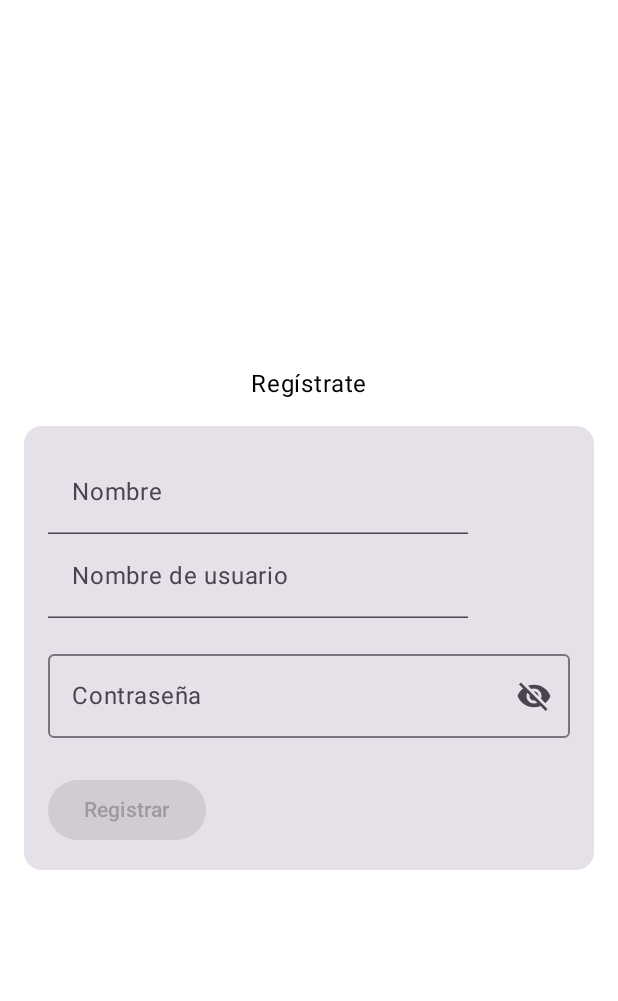
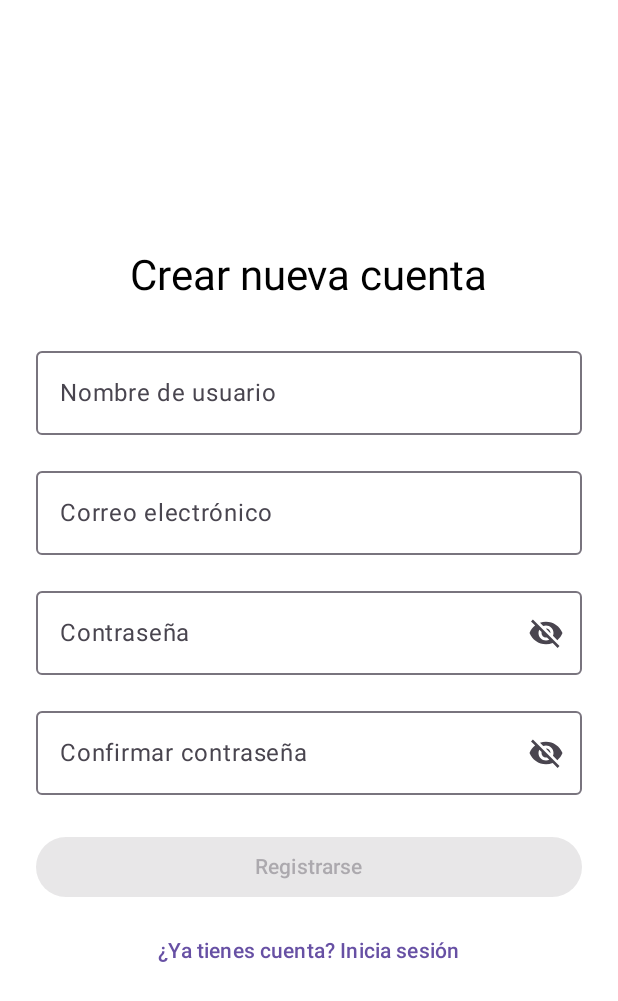
Before and after one commit to vetocanti/ExampleApp, an Android app built with Jetpack Compose: the screen it shows after launch (MainActivity), after a tap on "¿No tienes cuenta? Regístrate", on a phone screen of 412 x 824 dp. Shown: the top 1001 px of the screen. Run offline under Robolectric (Android 15) with nearby library versions, the phone set to English and light mode, and no system bars; our stand-ins replace Firebase (no records; nobody signed in at launch, a user with empty details on screens opened directly).

Commit message:
feat: register

```diff
--- a/app/build.gradle.kts
+++ b/app/build.gradle.kts
@@ -2,6 +2,7 @@ plugins {
     alias(libs.plugins.android.application)
     id("org.jetbrains.kotlin.android")
     id("org.jetbrains.kotlin.plugin.compose")
+    id("com.google.gms.google-services")
 }
 
 android {
@@ -65,5 +66,10 @@ dependencies {
     implementation(libs.kotlinx.coroutines.android)
     implementation(libs.coil.compose)
     implementation(libs.androidx.compose.material.icons.extended)
+    implementation(platform(libs.firebase.bom))
+    implementation(libs.firebase.auth)
+    implementation(libs.firebase.firestore)
+    implementation(libs.androidx.lifecycle.viewmodel.compose)
+
 
 }
--- a/app/src/main/java/com/example/exampleapp/navigation/AppNav.kt
+++ b/app/src/main/java/com/example/exampleapp/navigation/AppNav.kt
@@ -18,14 +18,17 @@ fun AppNav() {
         // --- Definición de la ruta "login" ---
         // Aquí es donde el usuario comienza.
         composable(route = "login") {
-            // 2. LLAMAR a LoginScreen, no a HomeScreen.
-            //    La lambda `onGo` se activa cuando el botón es presionado.
+            // La llamada ya está correcta, con los dos callbacks de navegación
             LoginScreen(
-                onGo = { username -> // El 'username' viene desde LoginScreen
-                    // 3. Al hacer clic, navega a "home".
-                    nav.navigate("home")
+                onLoginSuccess = { // Se ejecuta cuando el login es exitoso
+                    // Navega a home y limpia el historial de navegación para que el usuario no pueda "volver atrás" al login
+                    nav.navigate("home") {
+                        popUpTo(nav.graph.startDestinationId) { inclusive = true }
+                    }
                 },
-                onGoToRegister = { nav.navigate("register") }
+                onGoToRegister = { // Se ejecuta al pulsar "Regístrate"
+                    nav.navigate("register")
+                }
             )
         }
 
@@ -51,7 +54,10 @@ fun AppNav() {
         }
 
         composable(route = "register") {
-            RegisterScreen(onGo= { nav.navigate("login") {
+            RegisterScreen(onGo= {
+
+                nav.navigate("login") {
+
                 popUpTo("login") { inclusive = true}
             } })
         }
--- a/app/src/main/java/com/example/exampleapp/ui/screens/login/LoginScreen.kt
+++ b/app/src/main/java/com/example/exampleapp/ui/screens/login/LoginScreen.kt
@@ -1,89 +1,110 @@
-package com.example.exampleapp.ui.screens.login // Asegúrate de que el paquete sea el correcto
+// En ui/screens/login/LoginScreen.kt
+package com.example.exampleapp.ui.screens.login
 
-import androidx.compose.foundation.layout.Arrangement
-import androidx.compose.foundation.layout.Column
-import androidx.compose.foundation.layout.Spacer
-import androidx.compose.foundation.layout.fillMaxSize
-import androidx.compose.foundation.layout.height
-import androidx.compose.foundation.layout.padding
-import androidx.compose.material3.Button // <-- 1. Importa el componente Button
-import androidx.compose.material3.Card
-import androidx.compose.material3.Text
-import androidx.compose.material3.TextButton
-import androidx.compose.material3.TextField
-import androidx.compose.runtime.Composable
+import androidx.compose.foundation.layout.*
+import androidx.compose.material3.*
+import androidx.compose.runtime.*
 import androidx.compose.runtime.getValue
-import androidx.compose.runtime.mutableStateOf
-import androidx.compose.runtime.remember
 import androidx.compose.runtime.setValue
 import androidx.compose.ui.Alignment
 import androidx.compose.ui.Modifier
-import androidx.compose.ui.text.input.TextFieldValue
 import androidx.compose.ui.unit.dp
+import androidx.lifecycle.viewmodel.compose.viewModel // No olvides importar
 import com.example.exampleapp.ui.components.PasswordTextField
 
 @Composable
-fun LoginScreen(onGo: (String) -> Unit, onGoToRegister: () -> Unit) {
-    // El estado para el campo de usuario (ya lo tenías)
-    var textState by remember { mutableStateOf(TextFieldValue("")) }
-    // El estado para la contraseña (ya lo tenías)
+fun LoginScreen(
+    onLoginSuccess: () -> Unit, // Callback para navegar a Home
+    onGoToRegister: () -> Unit,  // Callback para navegar a Registro
+    loginViewModel: LoginViewModel = viewModel() // 1. Inyectar el LoginViewModel
+) {
+    // Estados para los campos de texto
+    var email by remember { mutableStateOf("") }
     var password by remember { mutableStateOf("") }
+
+    // 2. Observar el estado de inicio de sesión desde el ViewModel
+    val loginState by loginViewModel.loginState.collectAsState()
+
+    // 3. Efecto para navegar cuando el inicio de sesión sea exitoso
+    LaunchedEffect(loginState) {
+        if (loginState is LoginState.Success) {
+            onLoginSuccess()
+        }
+    }
 
     Column(
         modifier = Modifier.fillMaxSize(),
         verticalArrangement = Arrangement.Center,
         horizontalAlignment = Alignment.CenterHorizontally
     ) {
-        Text("Iniciar sesión")
+        Text("Iniciar Sesión", style = MaterialTheme.typography.headlineMedium)
+        Spacer(Modifier.height(24.dp))
 
-        Spacer(Modifier.height(16.dp))
+        Column(
+            modifier = Modifier
+                .fillMaxWidth()
+                .padding(horizontal = 24.dp)
+        ) {
+            OutlinedTextField(
+                value = email,
+                onValueChange = { email = it },
+                label = { Text("Correo electrónico") },
+                modifier = Modifier.fillMaxWidth(),
+                singleLine = true
+            )
+            Spacer(Modifier.height(16.dp))
+            PasswordTextField(
+                value = password,
+                onValueChange = { password = it },
+                label = "Contraseña"
+            )
+        }
 
-        // Tarjeta para agrupar los campos de texto
-        Card(
-            // Añadimos un poco de padding dentro de la tarjeta para que no esté tan pegado
-            modifier = Modifier.padding(horizontal = 16.dp)
-        ) {
-            Column(
-                // Un Column dentro de la Card para organizar los elementos verticalmente
-                // con un padding interno
-                modifier = Modifier.padding(16.dp)
-            ) {
-                TextField(
-                    value = textState,
-                    onValueChange = { newTextFieldValue ->
-                        textState = newTextFieldValue
-                    },
-                    label = { Text("Usuario") } // Cambié "Label" por "Usuario"
+        Spacer(Modifier.height(24.dp))
+
+        // 4. La UI reacciona al estado del ViewModel
+        when (val state = loginState) {
+            is LoginState.Loading -> {
+                CircularProgressIndicator()
+            }
+            is LoginState.Error -> {
+                Text(
+                    text = state.message,
+                    color = MaterialTheme.colorScheme.error,
+                    modifier = Modifier.padding(horizontal = 16.dp)
                 )
-
-                Spacer(Modifier.height(16.dp))
-
-                PasswordTextField(
-                    value = password,
-                    onValueChange = { password = it }
+                Spacer(Modifier.height(8.dp))
+                LoginButton(
+                    enabled = email.isNotEmpty() && password.isNotEmpty(),
+                    onClick = { loginViewModel.loginUser(email, password) }
+                )
+            }
+            else -> { // Idle o Success
+                LoginButton(
+                    enabled = email.isNotEmpty() && password.isNotEmpty(),
+                    onClick = { loginViewModel.loginUser(email, password) }
                 )
             }
         }
 
-        Spacer(Modifier.height(24.dp)) // Un espacio mayor antes del botón
+        Spacer(Modifier.height(8.dp))
 
-        // --- 2. AQUÍ AÑADIMOS EL BOTÓN ---
-        Button(
-            onClick = {
-                // Cuando se hace clic, llamamos a la función `onGo` que recibimos como parámetro.
-                // Le pasamos el nombre de usuario como ejemplo.
-                onGo(textState.text)
-            },
-            // Opcional: El botón solo se activa si ambos campos tienen texto.
-            enabled = textState.text.isNotEmpty() && password.isNotEmpty()
-        ) {
-            Text("Ir a Home")
-        }
-        TextButton(onClick = {
-            onGoToRegister()
-        /* Aquí necesitamos un callback para ir a registro */ }) {
-
+        TextButton(onClick = onGoToRegister) {
             Text("¿No tienes cuenta? Regístrate")
         }
     }
 }
+
+// Botón extraído para evitar repetición
+@Composable
+private fun LoginButton(enabled: Boolean, onClick: () -> Unit) {
+    Button(
+        onClick = onClick,
+        enabled = enabled,
+        modifier = Modifier
+            .fillMaxWidth()
+            .padding(horizontal = 24.dp)
+    ) {
+        Text("Iniciar Sesión")
+    }
+}
--- /dev/null
+++ b/app/src/main/java/com/example/exampleapp/ui/screens/login/LoginViewModel.kt
@@ -0,0 +1,45 @@
+package com.example.exampleapp.ui.screens.login
+
+import androidx.lifecycle.ViewModel
+import androidx.lifecycle.viewModelScope
+import com.google.firebase.auth.FirebaseAuth
+import com.google.firebase.auth.ktx.auth
+import com.google.firebase.ktx.Firebase
+import kotlinx.coroutines.flow.MutableStateFlow
+import kotlinx.coroutines.flow.asStateFlow
+import kotlinx.coroutines.launch
+import kotlinx.coroutines.tasks.await
+
+// Estado para el proceso de inicio de sesión (muy similar al de registro)
+sealed class LoginState {
+    object Idle : LoginState()
+    object Loading : LoginState()
+    object Success : LoginState()
+    data class Error(val message: String) : LoginState()
+}
+
+class LoginViewModel : ViewModel() {
+
+    private val auth: FirebaseAuth = Firebase.auth
+
+    private val _loginState = MutableStateFlow<LoginState>(LoginState.Idle)
+    val loginState = _loginState.asStateFlow()
+
+    fun loginUser(email: String, password: String) {
+        viewModelScope.launch {
+            _loginState.value = LoginState.Loading
+            try {
+                // 1. Llamar a la función de Firebase para iniciar sesión
+                auth.signInWithEmailAndPassword(email, password).await()
+
+                // 2. Si la llamada es exitosa (no lanza excepción), el inicio de sesión fue correcto
+                _loginState.value = LoginState.Success
+
+            } catch (e: Exception) {
+                // 3. Si algo falla, capturamos la excepción y emitimos un estado de error
+                val errorMessage = e.message ?: "Ocurrió un error desconocido."
+                _loginState.value = LoginState.Error(errorMessage)
+            }
+        }
+    }
+}
--- a/app/src/main/java/com/example/exampleapp/ui/screens/register/Register.kt
+++ b/app/src/main/java/com/example/exampleapp/ui/screens/register/Register.kt
@@ -1,59 +1,70 @@
 package com.example.exampleapp.ui.screens.register
 
-import androidx.compose.foundation.layout.Arrangement
-import androidx.compose.foundation.layout.Column
-import androidx.compose.foundation.layout.Spacer
-import androidx.compose.foundation.layout.fillMaxSize
-import androidx.compose.foundation.layout.height
-import androidx.compose.foundation.layout.padding
-import androidx.compose.material3.Button
-import androidx.compose.material3.Card
-import androidx.compose.material3.Text
-import androidx.compose.material3.TextField
-import androidx.compose.runtime.Composable
+import androidx.compose.foundation.layout.*
+import androidx.compose.material3.*
+import androidx.compose.runtime.*
 import androidx.compose.runtime.getValue
-import androidx.compose.runtime.mutableStateOf
-import androidx.compose.runtime.remember
 import androidx.compose.runtime.setValue
 import androidx.compose.ui.Alignment
 import androidx.compose.ui.Modifier
-import androidx.compose.ui.text.input.TextFieldValue
+import androidx.compose.ui.graphics.Color
 import androidx.compose.ui.unit.dp
+import androidx.lifecycle.viewmodel.compose.viewModel
 import com.example.exampleapp.ui.components.PasswordTextField
 
 @Composable
-fun RegisterScreen(onGo: () -> Unit ) {
-    var name by remember { mutableStateOf(TextFieldValue("")) }
-    // El estado para la contraseña (ya lo tenías)
+fun RegisterScreen(
+    // 1. Renombrado para mayor claridad: esta acción se ejecuta cuando hay que ir a Login.
+    onGo: () -> Unit,
+    registerViewModel: RegisterViewModel = viewModel()
+) {
+    // 2. Simplificamos el estado de los campos a String. Es más directo.
+    var username by remember { mutableStateOf("") }
+    var email by remember { mutableStateOf("") }
     var password by remember { mutableStateOf("") }
-    var username by remember { mutableStateOf(TextFieldValue("")) }
+    var confirmPassword by remember { mutableStateOf("") } // Es crucial para un buen registro.
+
+    // 3. Observamos el estado del proceso de registro desde el ViewModel.
+    //    `collectAsState` hace que la UI se recomponga automáticamente cuando este estado cambia.
+    val registrationState by registerViewModel.registrationState.collectAsState()
+
+    // 4. Usamos LaunchedEffect para manejar la navegación como un "efecto secundario".
+    //    Esto se ejecuta solo cuando `registrationState` cambia a `Success`.
+    //    Evita la navegación en cada recomposición.
+    LaunchedEffect(registrationState) {
+        if (registrationState is RegistrationState.Success) {
+            onGo()
+        }
+    }
 
     Column(
         modifier = Modifier.fillMaxSize(),
         verticalArrangement = Arrangement.Center,
-        horizontalAlignment = Alignment.CenterHorizontally)
-    {
-        Text("Regístrate")
-        Spacer(modifier = Modifier.height(16.dp))
+        horizontalAlignment = Alignment.CenterHorizontally
+    ) {
+        Text("Crear nueva cuenta", style = MaterialTheme.typography.headlineMedium)
+        Spacer(modifier = Modifier.height(24.dp))
 
-        Card(modifier = Modifier.padding(horizontal = 16.dp))
-        {
+        // No es necesaria la Card exterior, podemos aplicar padding directamente.
         Column(
-                modifier = Modifier.padding(16.dp))
-            {
-                TextField(
-                    value = name,
-                    onValueChange = { newTextFieldValue ->
-                        name = newTextFieldValue
-                    },
-                    label = { Text("Nombre") } // Cambié "Label" por "Usuario"
+            modifier = Modifier
+                .fillMaxWidth()
+                .padding(horizontal = 24.dp)
+        ) {
+            OutlinedTextField(
+                value = username,
+                onValueChange = { username = it },
+                label = { Text("Nombre de usuario") },
+                modifier = Modifier.fillMaxWidth()
             )
-                TextField(
-                    value = username,
-                    onValueChange = {
-                        newTextFieldValue -> username = newTextFieldValue
-                    },
-                    label = {Text("Nombre de usuario")}
+
+            Spacer(Modifier.height(16.dp))
+
+            OutlinedTextField(
+                value = email,
+                onValueChange = { email = it },
+                label = { Text("Correo electrónico") },
+                modifier = Modifier.fillMaxWidth()
             )
 
             Spacer(Modifier.height(16.dp))
@@ -61,25 +72,67 @@ fun RegisterScreen(onGo: () -> Unit ) {
             PasswordTextField(
                 value = password,
                 onValueChange = { password = it },
+                label = "Contraseña"
             )
 
-                Spacer(Modifier.height(24.dp)) // Un espacio mayor antes del botón
+            Spacer(Modifier.height(16.dp))
 
-                // --- 2. AQUÍ AÑADIMOS EL BOTÓN ---
-                Button(
-                    onClick = {
-                        // Cuando se hace clic, llamamos a la función `onGo` que recibimos como parámetro.
-                        // Le pasamos el nombre de usuario como ejemplo.
-                        onGo()
-                    },
-                    // Opcional: El botón solo se activa si ambos campos tienen texto.
-                    enabled = name.text.isNotEmpty() && password.isNotEmpty() && username.text.isNotEmpty()
-                ) {
-                    Text("Registrar")
+            PasswordTextField(
+                value = confirmPassword,
+                onValueChange = { confirmPassword = it },
+                label = "Confirmar contraseña"
+            )
+        }
+
+        Spacer(Modifier.height(24.dp))
+
+        // 5. La UI reacciona al estado del ViewModel.
+        when (val state = registrationState) {
+            is RegistrationState.Loading -> {
+                // Muestra un indicador de carga mientras se procesa el registro.
+                CircularProgressIndicator()
+            }
+            is RegistrationState.Error -> {
+                // Muestra el mensaje de error si algo falla.
+                Text(
+                    text = state.message,
+                    color = MaterialTheme.colorScheme.error,
+                    modifier = Modifier.padding(horizontal = 16.dp)
+                )
+                Spacer(Modifier.height(8.dp))
+                // Volvemos a mostrar el botón para que el usuario pueda intentarlo de nuevo.
+                RegisterButton(
+                    enabled = username.isNotEmpty() && email.isNotEmpty() && password.isNotEmpty() && password == confirmPassword,
+                    onClick = { registerViewModel.registerUser(email, password, username) }
+                )
+            }
+            else -> {
+                // Por defecto (estado Idle o Success), muestra el botón.
+                RegisterButton(
+                    enabled = username.isNotEmpty() && email.isNotEmpty() && password.isNotEmpty() && password == confirmPassword,
+                    onClick = { registerViewModel.registerUser(email, password, username) }
+                )
+            }
+        }
+
+        Spacer(modifier = Modifier.height(8.dp))
+
+        TextButton(onClick = onGo) {
+            Text("¿Ya tienes cuenta? Inicia sesión")
         }
     }
 }
 
+// 6. (Opcional pero recomendado) Extraer el botón a su propio Composable para no repetir código.
+@Composable
+private fun RegisterButton(enabled: Boolean, onClick: () -> Unit) {
+    Button(
+        onClick = onClick,
+        enabled = enabled,
+        modifier = Modifier
+            .fillMaxWidth()
+            .padding(horizontal = 24.dp)
+    ) {
+        Text("Registrarse")
     }
-
 }
--- /dev/null
+++ b/app/src/main/java/com/example/exampleapp/ui/screens/register/RegisterViewModel.kt
@@ -0,0 +1,58 @@
+package com.example.exampleapp.ui.screens.register
+
+
+import androidx.lifecycle.ViewModel
+import androidx.lifecycle.viewModelScope
+import com.google.firebase.auth.FirebaseAuth
+import com.google.firebase.auth.ktx.auth
+import com.google.firebase.firestore.ktx.firestore
+import com.google.firebase.ktx.Firebase
+import kotlinx.coroutines.flow.MutableStateFlow
+import kotlinx.coroutines.flow.asStateFlow
+import kotlinx.coroutines.launch
+import kotlinx.coroutines.tasks.await
+
+// Representa el estado del proceso de registro
+sealed class RegistrationState {
+    object Idle : RegistrationState()
+    object Loading : RegistrationState()
+    object Success : RegistrationState()
+    data class Error(val message: String) : RegistrationState()
+}
+
+class RegisterViewModel : ViewModel() {
+
+    private val auth: FirebaseAuth = Firebase.auth
+    private val firestore = Firebase.firestore
+
+    private val _registrationState = MutableStateFlow<RegistrationState>(RegistrationState.Idle)
+    val registrationState = _registrationState.asStateFlow()
+
+    fun registerUser(email: String, password: String, username: String) {
+        viewModelScope.launch {
+            _registrationState.value = RegistrationState.Loading
+            try {
+                // 1. Autenticar y crear el usuario en Firebase Authentication
+                val authResult = auth.createUserWithEmailAndPassword(email, password).await()
+                val firebaseUser = authResult.user
+
+                if (firebaseUser != null) {
+                    // 2. Crear el documento del usuario en Firestore
+                    val userMap = hashMapOf(
+                        "username" to username,
+                        "email" to email
+                    )
+                    firestore.collection("users").document(firebaseUser.uid).set(userMap).await()
+
+                    _registrationState.value = RegistrationState.Success
+                } else {
+                    _registrationState.value = RegistrationState.Error("No se pudo crear el usuario.")
+                }
+            } catch (e: Exception) {
+                // Manejar errores comunes
+                val errorMessage = e.message ?: "Ocurrió un error desconocido."
+                _registrationState.value = RegistrationState.Error(errorMessage)
+            }
+        }
+    }
+}
--- a/build.gradle.kts
+++ b/build.gradle.kts
@@ -5,4 +5,5 @@ plugins {
     alias(libs.plugins.android.application) apply false
     id("org.jetbrains.kotlin.android") version "2.2.20" apply false
     alias(libs.plugins.kotlin.compose.compiler) apply false
+    id("com.google.gms.google-services") version "4.4.4" apply false
 }
--- a/gradle/libs.versions.toml
+++ b/gradle/libs.versions.toml
@@ -17,6 +17,7 @@ lifecycleViewmodelCompose = "2.8.4"
 # Extra libs
 coilCompose = "2.7.0"
 kotlinxCoroutinesAndroid = "1.9.0"
+firebaseBom = "33.1.0"
 
 [libraries]
 # AndroidX Core
@@ -24,6 +25,10 @@ androidx-compose-material-icons-extended = { module = "androidx.compose.material
 androidx-core-ktx = { group = "androidx.core", name = "core-ktx", version.ref = "coreKtx" }
 androidx-appcompat = { group = "androidx.appcompat", name = "appcompat", version.ref = "appcompat" }
 material = { group = "com.google.android.material", name = "material", version.ref = "material" }
+# ... otras librerías
+firebase-bom = { group = "com.google.firebase", name = "firebase-bom", version.ref = "firebaseBom" }
+firebase-auth = { group = "com.google.firebase", name = "firebase-auth-ktx" }
+firebase-firestore = { group = "com.google.firebase", name = "firebase-firestore-ktx" }
 
 # Compose
 androidx-compose-bom = { module = "androidx.compose:compose-bom", version.ref = "composeBom" }
@@ -50,5 +55,6 @@ androidx-espresso-core = { group = "androidx.test.espresso", name = "espresso-co
 android-application = { id = "com.android.application", version.ref = "agp" }
 kotlin-android = { id = "org.jetbrains.kotlin.android", version.ref = "kotlin" }
 
+google-services = { id = "com.google.gms.google-services", version = "4.4.2" }
 # AÑADE ESTA LÍNEA
 kotlin-compose-compiler = { id = "org.jetbrains.kotlin.plugin.compose", version.ref = "kotlin" }
```
Also changed, not shown: 1 other file. Lines whose indentation alone changed are shown as unchanged.
